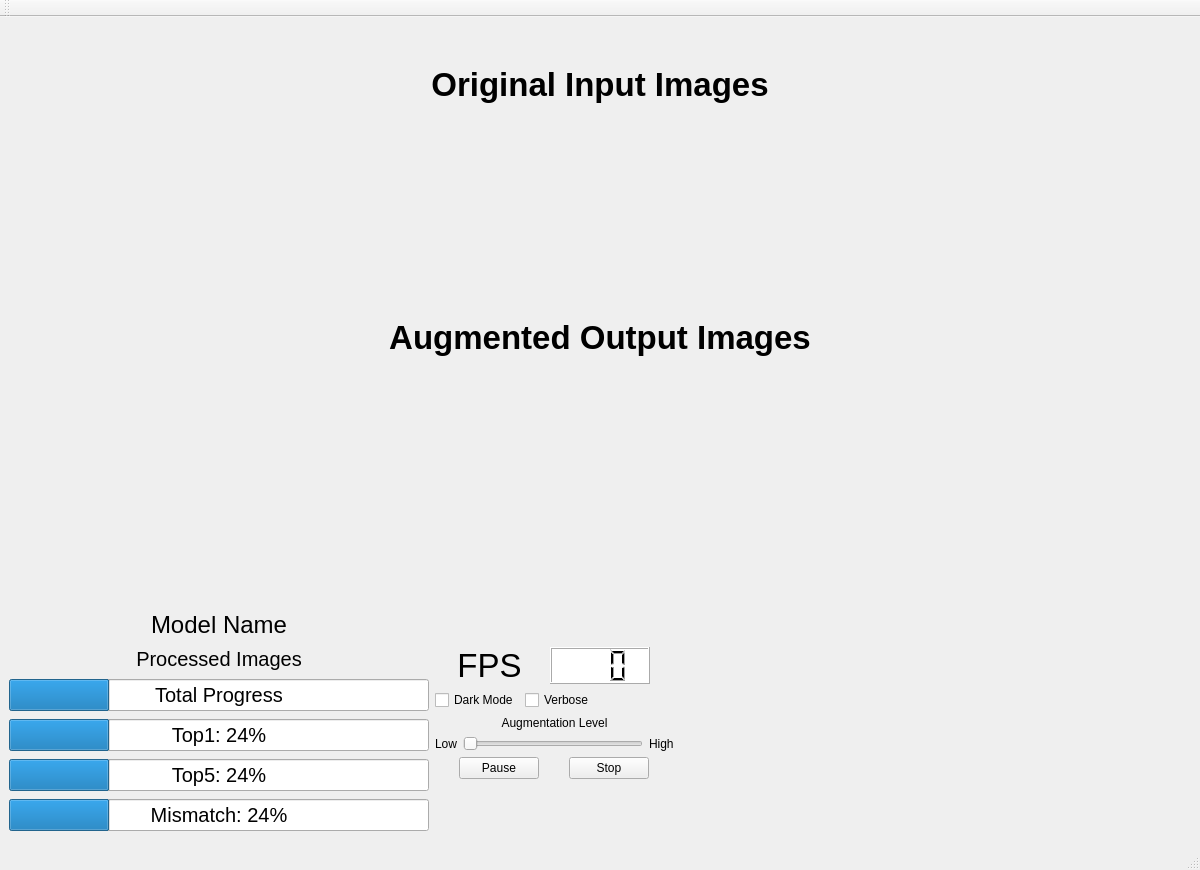
This is inference_viewer.ui in kiritigowda/MIVisionX-Validation-Tool as Qt 5 draws it before an edit. The edited form follows.
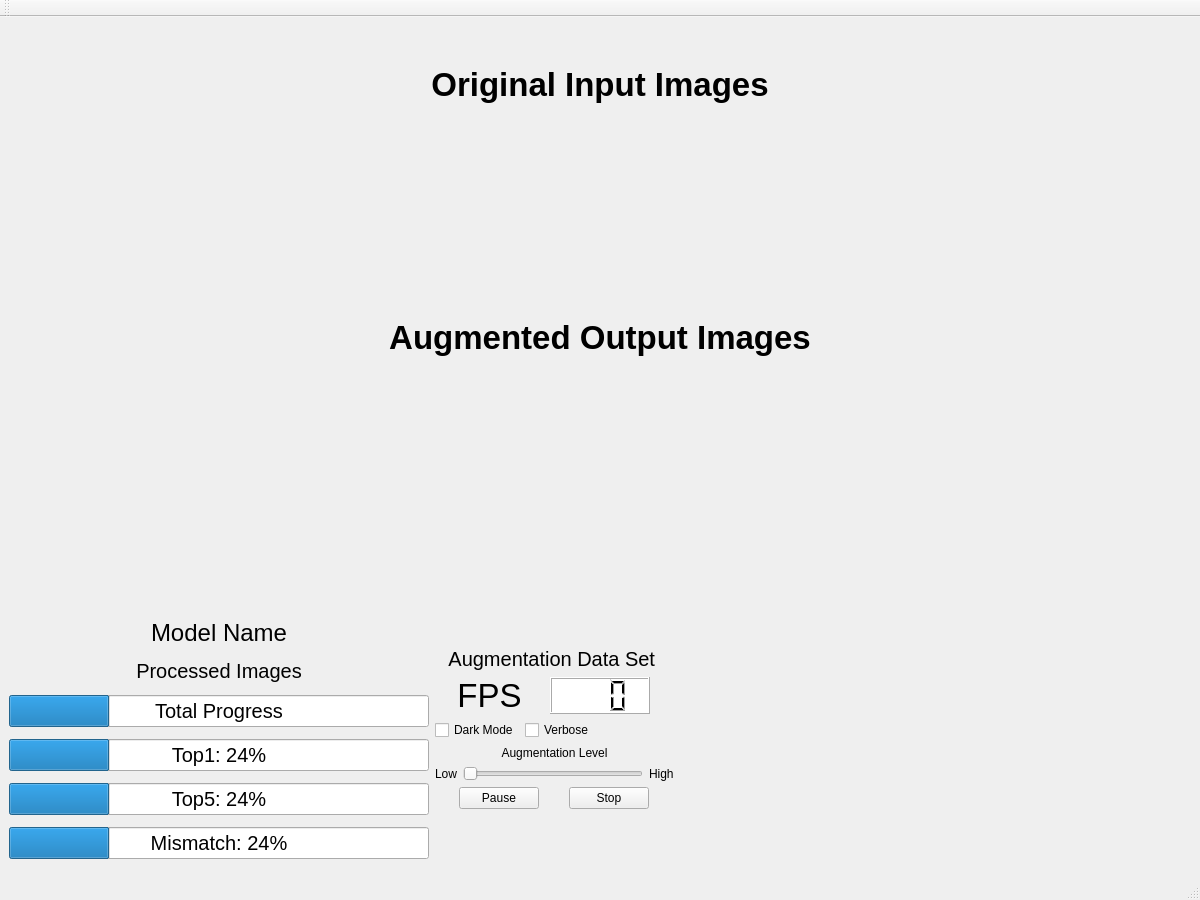
This is the edited form. Icons and pictures are not drawn.

Commit message: augmentation set lable fix

Patch:
```diff
--- a/inference_viewer.ui
+++ b/inference_viewer.ui
@@ -767,6 +767,21 @@
           </property>
          </spacer>
         </item>
+        <item>
+         <widget class="QLabel" name="dataset_label">
+          <property name="font">
+           <font>
+            <pointsize>15</pointsize>
+           </font>
+          </property>
+          <property name="text">
+           <string>Augmentation Data Set </string>
+          </property>
+          <property name="alignment">
+           <set>Qt::AlignCenter</set>
+          </property>
+         </widget>
+        </item>
         <item>
          <layout class="QHBoxLayout" name="horizontalLayout_8">
           <item>
@@ -998,17 +1013,6 @@
     </item>
    </layout>
   </widget>
-  <widget class="QMenuBar" name="menubar">
-   <property name="geometry">
-    <rect>
-     <x>0</x>
-     <y>0</y>
-     <width>1200</width>
-     <height>22</height>
-    </rect>
-   </property>
-  </widget>
-  <widget class="QStatusBar" name="statusbar"/>
   <widget class="QToolBar" name="toolBar">
    <property name="windowTitle">
     <string>toolBar</string>
@@ -1020,6 +1024,7 @@
     <bool>false</bool>
    </attribute>
   </widget>
+  <widget class="QStatusBar" name="statusbar"/>
  </widget>
  <resources/>
  <connections/>
```
The commit also changes 1 other file.
